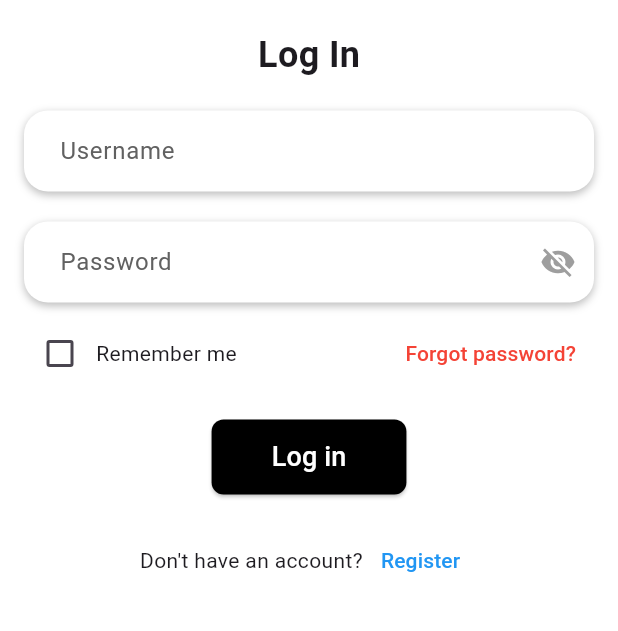
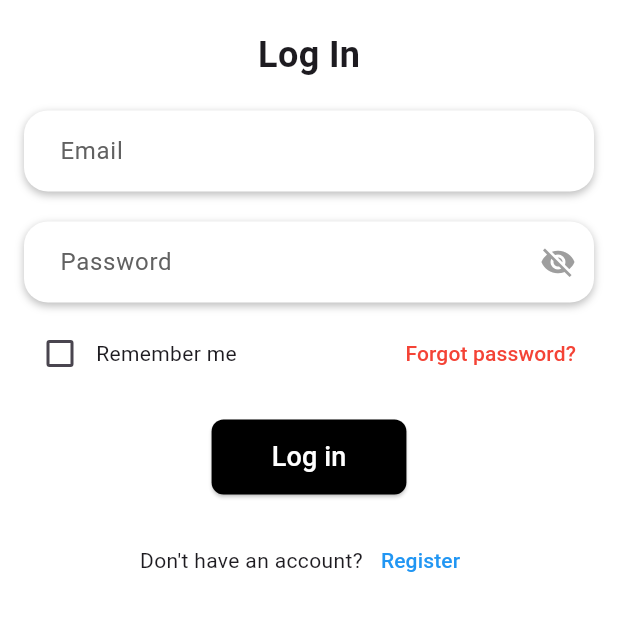
Before and after one commit to RensithUdara/gemhub_mobileapp, a Flutter app: the screen it shows after launch, on a phone screen of 412 x 824 dp, the part 395-1026 px from its top. Run offline on Flutter 3.47's test engine with Material 3 defaults, Android fonts, the phone set to English and light mode, and no system bars; our stand-ins replace animated_bottom_navigation_bar, carousel_slider, firebase_auth, firebase_core, image_picker, shared_preferences and 1 more; accounts and stored records are empty.

Commit message:
feat: integrate login process with firebase

```diff
--- a/lib/login_screen.dart
+++ b/lib/login_screen.dart
@@ -1,9 +1,9 @@
 import 'package:flutter/material.dart';
-import 'package:gemhub/Database/db_helper.dart';
+import 'package:gemhub/home_screen.dart';
 import 'package:gemhub/forgot_password_screen.dart';
-import 'package:gemhub/home_screen.dart';
 import 'package:gemhub/signup_screen.dart';
 import 'package:shared_preferences/shared_preferences.dart'; // Import shared_preferences
+import 'package:firebase_auth/firebase_auth.dart'; // Firebase Auth package
 
 class LoginScreen extends StatefulWidget {
   const LoginScreen({super.key});
@@ -13,12 +13,12 @@ class LoginScreen extends StatefulWidget {
 }
 
 class _LoginScreenState extends State<LoginScreen> {
-  final TextEditingController usernameController = TextEditingController();
+  final TextEditingController emailController = TextEditingController();
   final TextEditingController passwordController = TextEditingController();
   bool isPasswordVisible = false;
   bool rememberMe = false;
 
-  final DatabaseHelper _databaseHelper = DatabaseHelper();
+  final FirebaseAuth _auth = FirebaseAuth.instance;
 
   @override
   void initState() {
@@ -26,15 +26,15 @@ class _LoginScreenState extends State<LoginScreen> {
     _loadRememberedCredentials();
   }
 
-  // Load saved username and password if "Remember Me" was checked
+  // Load saved email and password if "Remember Me" was checked
   Future<void> _loadRememberedCredentials() async {
     SharedPreferences prefs = await SharedPreferences.getInstance();
-    String? savedUsername = prefs.getString('username');
+    String? savedEmail = prefs.getString('email');
     String? savedPassword = prefs.getString('password');
 
-    if (savedUsername != null && savedPassword != null) {
+    if (savedEmail != null && savedPassword != null) {
       setState(() {
-        usernameController.text = savedUsername;
+        emailController.text = savedEmail;
         passwordController.text = savedPassword;
         rememberMe = true;
       });
@@ -45,10 +45,10 @@ class _LoginScreenState extends State<LoginScreen> {
   Future<void> _saveCredentials() async {
     SharedPreferences prefs = await SharedPreferences.getInstance();
     if (rememberMe) {
-      await prefs.setString('username', usernameController.text);
+      await prefs.setString('email', emailController.text);
       await prefs.setString('password', passwordController.text);
     } else {
-      await prefs.remove('username');
+      await prefs.remove('email');
       await prefs.remove('password');
     }
   }
@@ -124,35 +124,31 @@ class _LoginScreenState extends State<LoginScreen> {
     );
   }
 
-  // Method to validate the login by checking the SQLite database
+  // Firebase login validation method
   Future<void> _validateLogin() async {
-    String username = usernameController.text;
+    String email = emailController.text;
     String password = passwordController.text;
 
-    // Query the database for the user with the given username and password
-    final List<Map<String, dynamic>> users = await _databaseHelper.getUsers();
-    bool isValidUser = false;
+    try {
+      // Attempt to sign in with Firebase
+      UserCredential userCredential = await _auth.signInWithEmailAndPassword(
+        email: email,
+        password: password,
+      );
 
-    for (var user in users) {
-      if (user['username'] == username && user['password'] == password) {
-        isValidUser = true;
-        break;
-      }
-    }
-
-    if (isValidUser) {
-      // Save credentials if "Remember Me" is checked
+      // If successful, save credentials if "Remember Me" is checked
       await _saveCredentials();
 
       // Navigate to the HomeScreen on successful login
-      Navigator.push(
+      Navigator.pushReplacement(
         context,
         MaterialPageRoute(builder: (context) => const HomeScreen()),
       );
-    } else {
-      // Show error message if login fails
+    } on FirebaseAuthException catch (e) {
+      // Handle login errors
+      String errorMessage = e.message ?? 'Login failed. Please try again.';
       ScaffoldMessenger.of(context).showSnackBar(
-        const SnackBar(content: Text("Invalid username or password!")),
+        SnackBar(content: Text(errorMessage)),
       );
     }
   }
@@ -181,7 +177,8 @@ class _LoginScreenState extends State<LoginScreen> {
                   ),
                 ),
                 const SizedBox(height: 20),
-                customTextField('Username', usernameController),
+                customTextField('Email', emailController,
+                    keyboardType: TextInputType.emailAddress),
                 const SizedBox(height: 20),
                 customTextField(
                   'Password',
```
